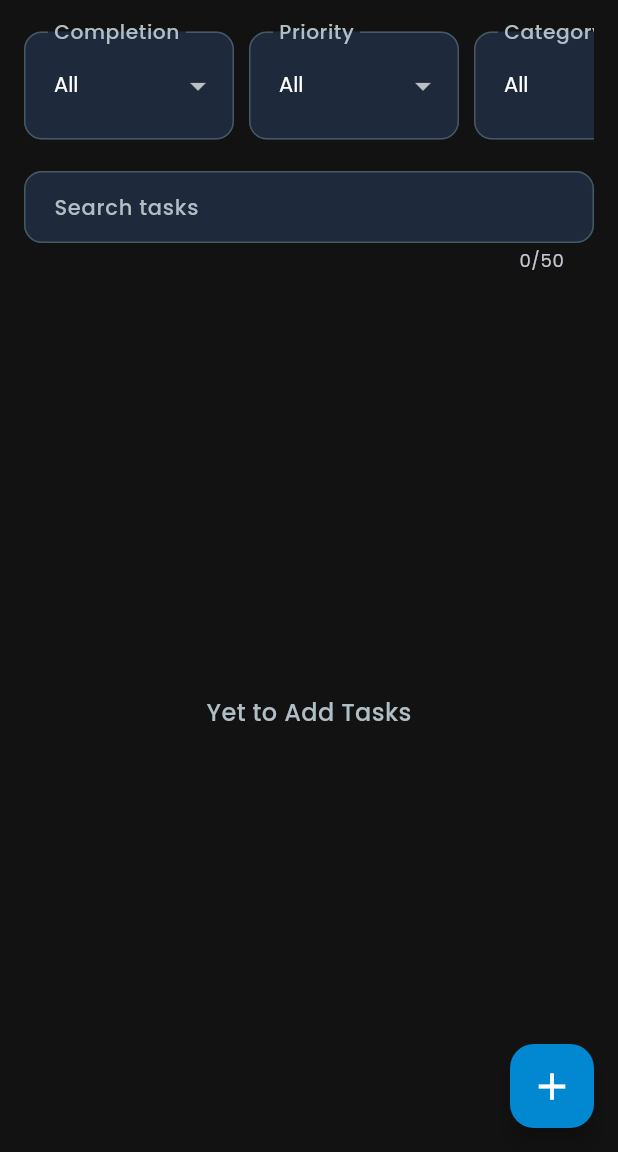
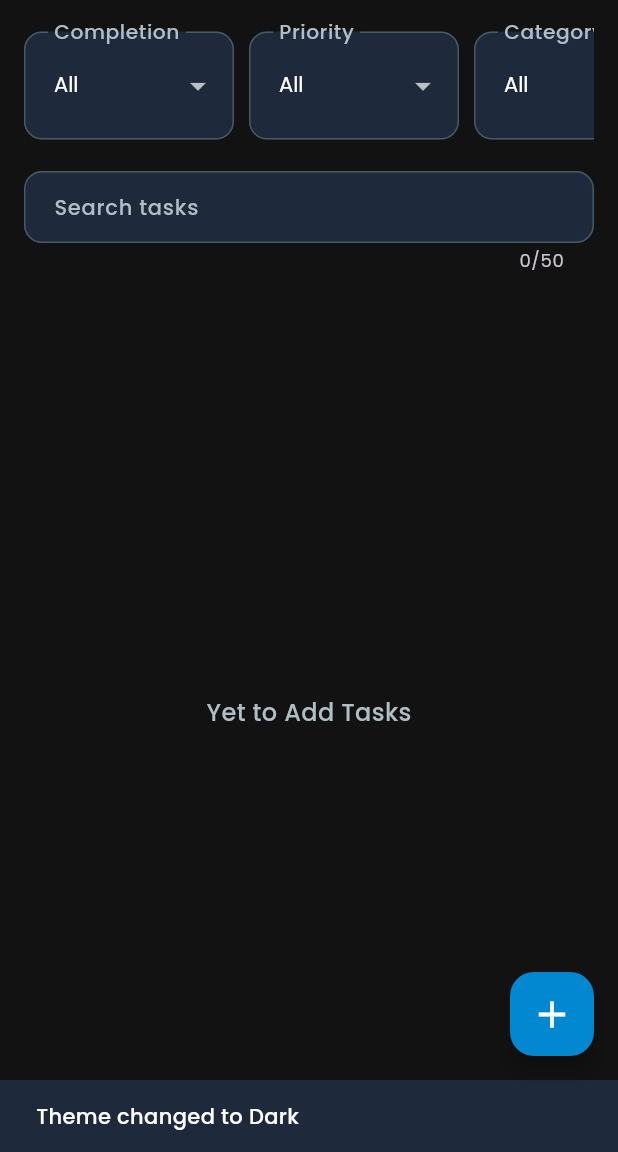
Before and after one commit to BhadriPrabhu/todolist_flutter, a Flutter app: the screen it shows after launch, after a tap on the "nightlight round" icon, on a phone screen of 412 x 824 dp, the part 84-1236 px from its top. Run offline on Flutter 3.47's test engine with Material 3 defaults, Android fonts, the phone set to English and light mode, and no system bars; our stand-ins replace awesome_notifications, device_info_plus, google_fonts, lottie, share_plus, shared_preferences and 2 more; statements that could not run were skipped.

Commit message:
style: Snackbar for toggle theme

```diff
--- a/lib/home_screen.dart
+++ b/lib/home_screen.dart
@@ -1546,6 +1546,7 @@ void _addTask(Task task) async {
                     _isDarkTheme = !_isDarkTheme;
                     debugPrint('Theme: ${_isDarkTheme ? 'Dark' : 'Light'}');
                   });
+                  showSnackBar('Theme changed to ${_isDarkTheme ? 'Dark' : 'Light'}');
                   _saveTasks();
                 },
               ),
```
